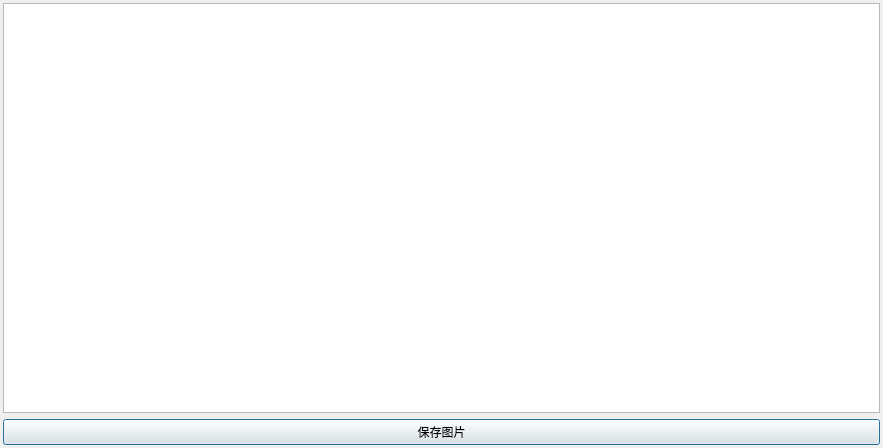
First picture: the form in RadarEchoTracking/SectionDialog.ui, repository VeinySoft/BeiJingQiXiang, before the edit.
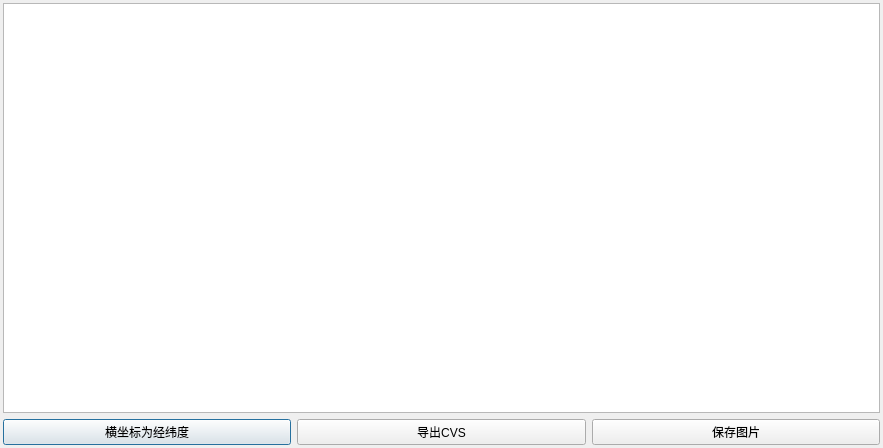
Second picture: the form after the edit.

Commit message: 使用了横排布局，加了两个按钮。

```diff
--- a/RadarEchoTracking/SectionDialog.ui
+++ b/RadarEchoTracking/SectionDialog.ui
@@ -23,11 +23,32 @@
       <widget class="QGraphicsView" name="graphicsView"/>
      </item>
      <item row="1" column="0">
+      <layout class="QHBoxLayout" name="horizontalLayout">
+       <item>
+        <widget class="QPushButton" name="pushButton_3">
+         <property name="text">
+          <string>横坐标为经纬度</string>
+         </property>
+         <property name="checkable">
+          <bool>true</bool>
+         </property>
+        </widget>
+       </item>
+       <item>
+        <widget class="QPushButton" name="pushButton_2">
+         <property name="text">
+          <string>导出CVS</string>
+         </property>
+        </widget>
+       </item>
+       <item>
       <widget class="QPushButton" name="pushButton">
        <property name="text">
         <string>保存图片</string>
        </property>
       </widget>
+       </item>
+      </layout>
      </item>
     </layout>
    </item>
```
Lines whose indentation alone changed are shown as unchanged.
